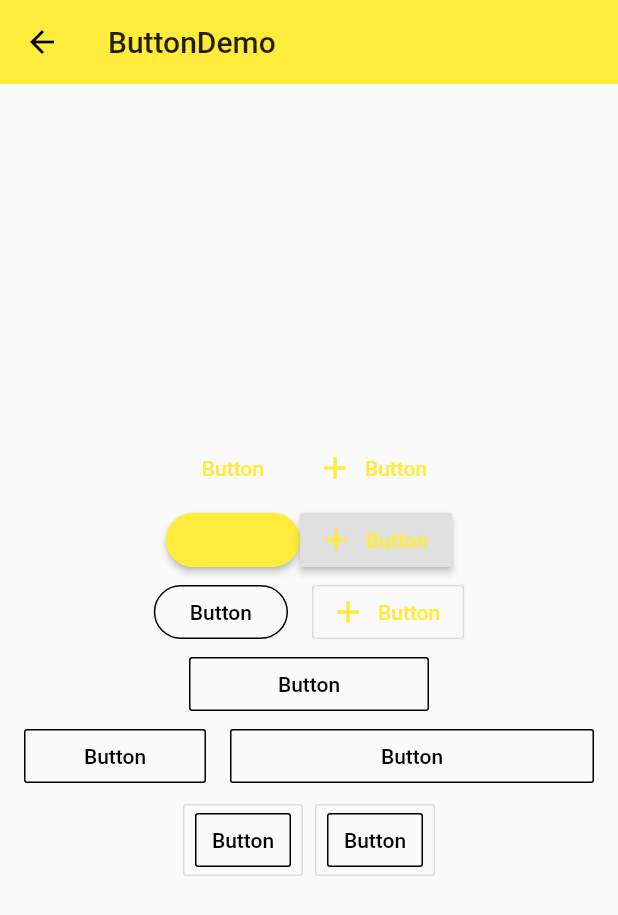
After one commit to CrazyAndy/flutterstudy001, a Flutter app: the screen it shows after launch, after a tap on "Button", on a phone screen of 412 x 824 dp. The commit adds this screen. Shown: the top 915 px of the screen. Run offline on Flutter 3.47's test engine with Material 2 defaults, Android fonts, the phone set to English and light mode, and no system bars.

Commit message:
flutter009 final

```diff
--- /dev/null
+++ b/flutter009/lib/demo/button_demo.dart
@@ -0,0 +1,183 @@
+import 'package:flutter/material.dart';
+
+class ButtonDemo extends StatelessWidget {
+  @override
+  Widget build(BuildContext context) {
+    final Widget flatButtonDemo = Row(
+      mainAxisAlignment: MainAxisAlignment.center,
+      children: <Widget>[
+        FlatButton(
+          child: Text('Button'),
+          onPressed: () {},
+          splashColor: Colors.grey,
+          textColor: Theme.of(context).accentColor,
+        ),
+        FlatButton.icon(
+          icon: Icon(Icons.add),
+          label: Text('Button'),
+          onPressed: () {},
+          splashColor: Colors.grey,
+          textColor: Theme.of(context).accentColor,
+        ),
+      ],
+    );
+    final Widget raisedButtonDemo = Row(
+      mainAxisAlignment: MainAxisAlignment.center,
+      children: <Widget>[
+        Theme(
+            data: Theme.of(context).copyWith(
+                buttonColor: Theme.of(context).accentColor,
+                buttonTheme: ButtonThemeData(
+                    textTheme: ButtonTextTheme.primary,
+                    // shape: BeveledRectangleBorder(
+                    //   borderRadius: BorderRadius.circular(5.0)
+                    // ),
+                    shape: StadiumBorder())),
+            child: RaisedButton(
+              child: Text('Button'),
+              onPressed: () {},
+              splashColor: Colors.grey,
+              textColor: Theme.of(context).accentColor,
+              textTheme: ButtonTextTheme.primary,
+            )),
+        RaisedButton.icon(
+          icon: Icon(Icons.add),
+          label: Text('Button'),
+          onPressed: () {},
+          splashColor: Colors.grey,
+          textColor: Theme.of(context).accentColor,
+        ),
+      ],
+    );
+    final Widget outLineButtonDemo = Row(
+      mainAxisAlignment: MainAxisAlignment.center,
+      children: <Widget>[
+        Theme(
+            data: Theme.of(context).copyWith(
+                buttonColor: Theme.of(context).accentColor,
+                buttonTheme: ButtonThemeData(
+                    textTheme: ButtonTextTheme.primary,
+                    // shape: BeveledRectangleBorder(
+                    //   borderRadius: BorderRadius.circular(5.0)
+                    // ),
+                    shape: StadiumBorder())),
+            child: OutlineButton(
+              child: Text('Button'),
+              onPressed: () {},
+              splashColor: Colors.grey[100],
+              borderSide: BorderSide(color: Colors.black),
+              textColor: Colors.black,
+              highlightedBorderColor: Colors.grey,
+            )),
+        SizedBox(
+          width: 16.0,
+        ),
+        OutlineButton.icon(
+          icon: Icon(Icons.add),
+          label: Text('Button'),
+          onPressed: () {},
+          splashColor: Colors.grey,
+          textColor: Theme.of(context).accentColor,
+        ),
+      ],
+    );
+    final Widget fixedWidthButton = Row(
+      mainAxisAlignment: MainAxisAlignment.center,
+      children: <Widget>[
+        Container(
+          width: 160.0,
+          child: OutlineButton(
+            child: Text('Button'),
+            onPressed: () {},
+            splashColor: Colors.grey[100],
+            borderSide: BorderSide(color: Colors.black),
+            textColor: Colors.black,
+            highlightedBorderColor: Colors.grey,
+          ),
+        )
+      ],
+    );
+    final Widget extendWidthButton = Row(
+      mainAxisAlignment: MainAxisAlignment.center,
+      children: <Widget>[
+        Expanded(
+          child: OutlineButton(
+            child: Text('Button'),
+            onPressed: () {},
+            splashColor: Colors.grey[100],
+            borderSide: BorderSide(color: Colors.black),
+            textColor: Colors.black,
+            highlightedBorderColor: Colors.grey,
+          ),
+        ),
+        SizedBox(
+          width: 16.0,
+        ),
+        Expanded(
+          flex: 2,
+          child: OutlineButton(
+            child: Text('Button'),
+            onPressed: () {},
+            splashColor: Colors.grey[100],
+            borderSide: BorderSide(color: Colors.black),
+            textColor: Colors.black,
+            highlightedBorderColor: Colors.grey,
+          ),
+        ),
+      ],
+    );
+    final Widget buttonBarButton = Row(
+      mainAxisAlignment: MainAxisAlignment.center,
+      children: <Widget>[
+        Theme(
+          data: Theme.of(context).copyWith(
+              buttonTheme: ButtonThemeData(
+                  padding: EdgeInsets.symmetric(horizontal: 10.0))),
+          child: ButtonBar(children: <Widget>[
+            OutlineButton(
+              child: OutlineButton(
+                child: Text('Button'),
+                onPressed: () {},
+                splashColor: Colors.grey[100],
+                borderSide: BorderSide(color: Colors.black),
+                textColor: Colors.black,
+                highlightedBorderColor: Colors.grey,
+              ),
+            ),
+            OutlineButton(
+              child: OutlineButton(
+                child: Text('Button'),
+                onPressed: () {},
+                splashColor: Colors.grey[100],
+                borderSide: BorderSide(color: Colors.black),
+                textColor: Colors.black,
+                highlightedBorderColor: Colors.grey,
+              ),
+            ),
+          ]),
+        )
+      ],
+    );
+
+    return Scaffold(
+      appBar: AppBar(
+        title: Text('ButtonDemo'),
+        elevation: 0.0,
+      ),
+      body: Container(
+        padding: EdgeInsets.all(16.0),
+        child: Column(
+          mainAxisAlignment: MainAxisAlignment.center,
+          children: <Widget>[
+            flatButtonDemo,
+            raisedButtonDemo,
+            outLineButtonDemo,
+            fixedWidthButton,
+            extendWidthButton,
+            buttonBarButton
+          ],
+        ),
+      ),
+    );
+  }
+}
--- /dev/null
+++ b/flutter009/lib/demo/material_components.dart
@@ -0,0 +1,111 @@
+import 'package:flutter/material.dart';
+
+import '../demo/button_demo.dart';
+import '../demo/popup_menu_button_demo.dart';
+
+class MaterialConponents extends StatelessWidget {
+  @override
+  Widget build(BuildContext context) {
+    return Scaffold(
+      appBar: AppBar(
+        title: Text('MaterialConponents'),
+        elevation: 0.0,
+      ),
+      body: ListView(
+        children: <Widget>[
+          ListItem(
+            title: 'PopupMenuButton',
+            page: PopupMenuDemo(),
+          ),
+          ListItem(
+            title: 'Button',
+            page: ButtonDemo(),
+          ),
+          ListItem(
+            title: 'FloatingActionButton',
+            page: FloatingActionButtonDemo(),
+          )
+        ],
+      ),
+    );
+  }
+}
+
+
+
+class _WidgetDemo extends StatelessWidget {
+  @override
+  Widget build(BuildContext context) {
+    return Scaffold(
+      appBar: AppBar(
+        title: Text('WidgetDemo'),
+        elevation: 0.0,
+      ),
+      body: Container(
+        padding: EdgeInsets.all(16.0),
+        child: Column(
+          mainAxisAlignment: MainAxisAlignment.center,
+          children: <Widget>[],
+        ),
+      ),
+    );
+  }
+}
+
+class FloatingActionButtonDemo extends StatelessWidget {
+  @override
+  Widget build(BuildContext context) {
+    final Widget _floatingActionButton = FloatingActionButton(
+      onPressed: () {},
+      child: Icon(Icons.add),
+      elevation: 0.0,
+      backgroundColor: Colors.black87,
+      // shape: BeveledRectangleBorder(
+      //   borderRadius: BorderRadius.circular(30.0),
+      // ),
+    );
+
+    final Widget _floatingActionButtonExtended = FloatingActionButton.extended(
+      onPressed: () {},
+      icon: Icon(Icons.add),
+      label: Text('Add'),
+    );
+
+    return Scaffold(
+      appBar: AppBar(
+        title: Text('FloatingActionButtonDemo'),
+        elevation: 0.0,
+      ),
+      floatingActionButton: _floatingActionButton,
+      floatingActionButtonLocation: FloatingActionButtonLocation.endDocked,
+      bottomNavigationBar: BottomAppBar(
+        child: Container(
+          height: 80.0,
+        ),
+        shape: CircularNotchedRectangle(),
+      ),
+    );
+  }
+}
+
+class ListItem extends StatelessWidget {
+  final String title;
+  final Widget page;
+
+  ListItem({
+    this.title,
+    this.page,
+  });
+
+  @override
+  Widget build(BuildContext context) {
+    return ListTile(
+      title: Text(title),
+      onTap: () {
+        Navigator.of(context).push(
+          MaterialPageRoute(builder: (context) => page),
+        );
+      },
+    );
+  }
+}
--- a/flutter009/lib/main.dart
+++ b/flutter009/lib/main.dart
@@ -9,6 +9,7 @@ import 'demo/view_demo.dart';
 import 'demo/sliver_demo.dart';
 import 'demo/navigator_demo.dart';
 import 'demo/form_demo.dart';
+import 'demo/material_components.dart';
 
 void main() => runApp(App());
 
@@ -22,11 +23,12 @@ class App extends StatelessWidget{
         debugShowCheckedModeBanner: false,
         // home: Home(),
         // home:NavigatorDemo(),
-        initialRoute: '/form',
+        initialRoute: '/mdc',
         routes: {
           '/': (context) => Home(),
           '/about':(context) => Page(title: 'About',),
           '/form':(context)=> FormDemo(),
+          '/mdc':(context) => MaterialConponents(),
         },
         theme: ThemeData(
           primarySwatch: Colors.yellow,
```
Also changed, not shown: flutter009/lib/demo/popup_menu_button_demo.dart (added, +53 -0 lines), 1 other file.
